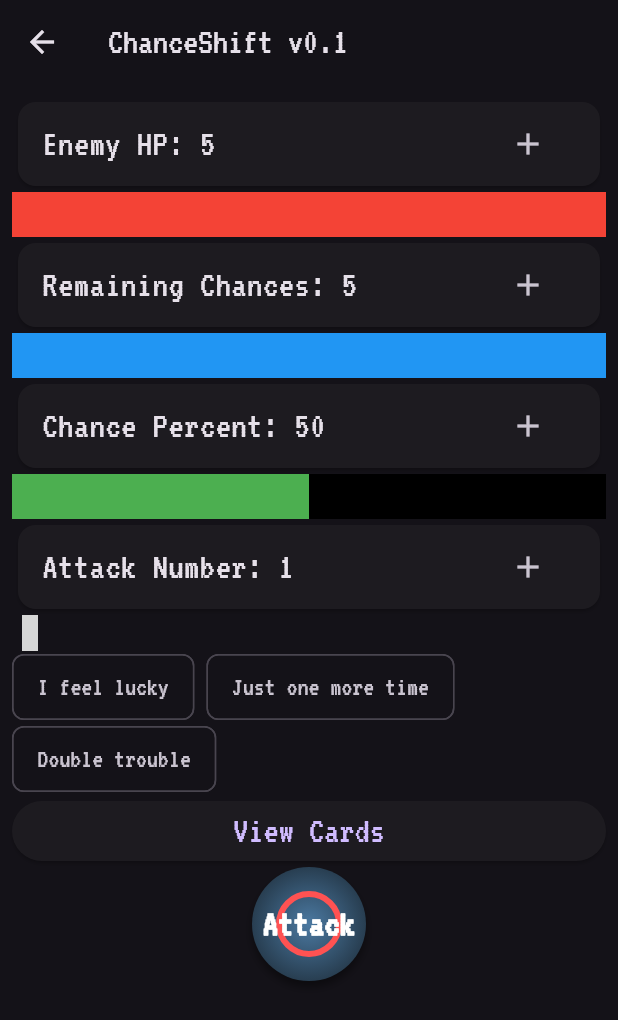
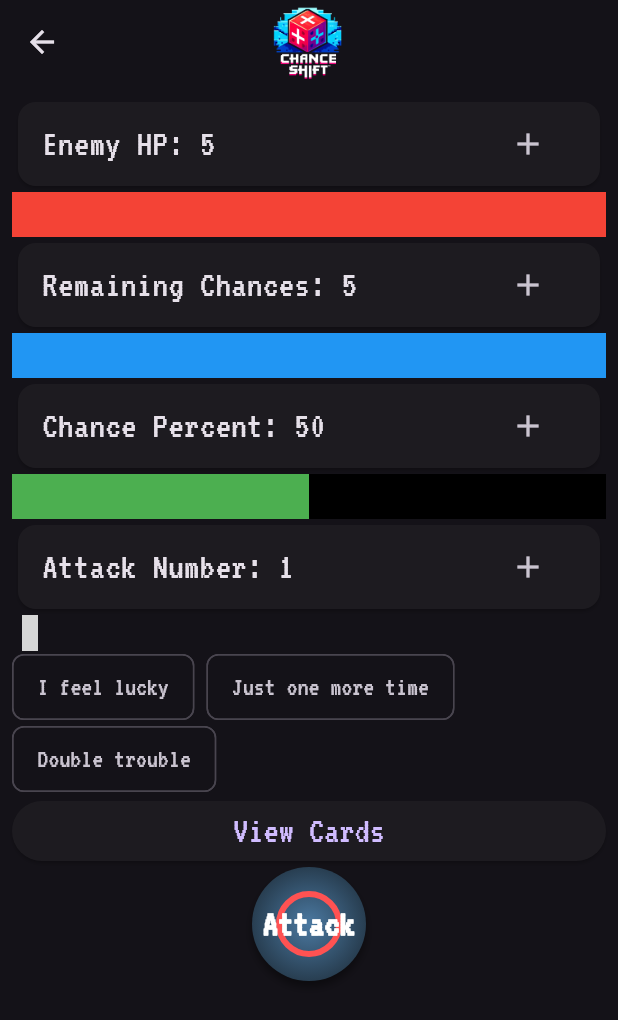
Before and after one commit to hyunjaemoon/chanceshift, a Flutter app: the GameInterface screen opened directly, on a phone screen of 412 x 824 dp. Shown: the top 1020 px of the screen. Run offline on Flutter 3.47's test engine with Material 3 defaults, Android fonts, the phone set to English and light mode, and no system bars; our stand-ins replace args, material_design_icons_flutter; missing offline and left inert: dual_screen; grey boxes are pictures that could not be loaded.

Commit message:
Add logo too all titles in the navigation bar

```diff
--- a/lib/credit_screen.dart
+++ b/lib/credit_screen.dart
@@ -7,7 +7,11 @@ class CreditScreen extends StatelessWidget {
   Widget build(BuildContext context) {
     return Scaffold(
       appBar: AppBar(
-        title: const Text('Credits'),
+        title: Image.asset(
+          'images/game_logo.png',
+          width: 70,
+          height: 70,
+        ),
       ),
       body: Container(
         padding: const EdgeInsets.all(20),
--- a/lib/game_interface.dart
+++ b/lib/game_interface.dart
@@ -59,7 +59,12 @@ class _GameInterfaceState extends State<GameInterface> {
   Widget build(BuildContext context) {
     return Scaffold(
       appBar: AppBar(
-        title: const Text('ChanceShift v0.1', style: defaultTextStyle),
+        title: Image.asset(
+          'images/game_logo.png',
+          width: 70,
+          height: 70,
+        ),
+        centerTitle: true,
       ),
       body: Padding(
         padding: const EdgeInsets.all(8.0),
--- a/lib/tutorial.dart
+++ b/lib/tutorial.dart
@@ -7,7 +7,11 @@ class TutorialWidget extends StatelessWidget {
   Widget build(BuildContext context) {
     return Scaffold(
       appBar: AppBar(
-        title: const Text('ChanceShift Tutorial'),
+        title: Image.asset(
+          'images/game_logo.png',
+          width: 70,
+          height: 70,
+        ),
       ),
       body: Padding(
         padding: const EdgeInsets.all(16.0),
```
